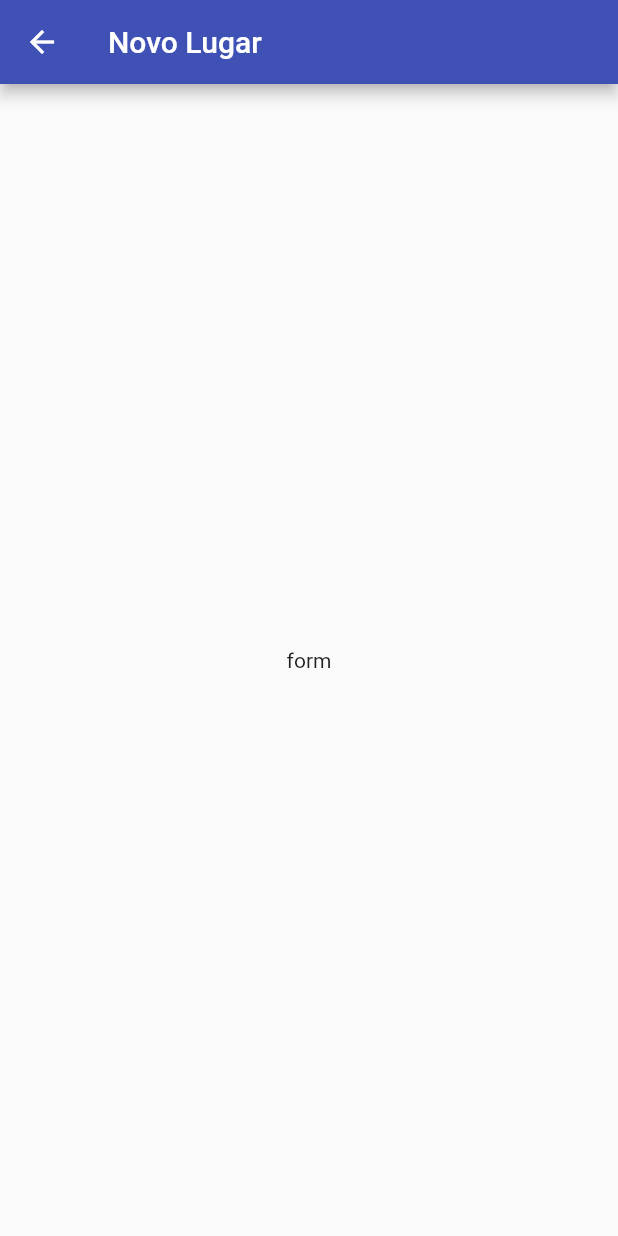
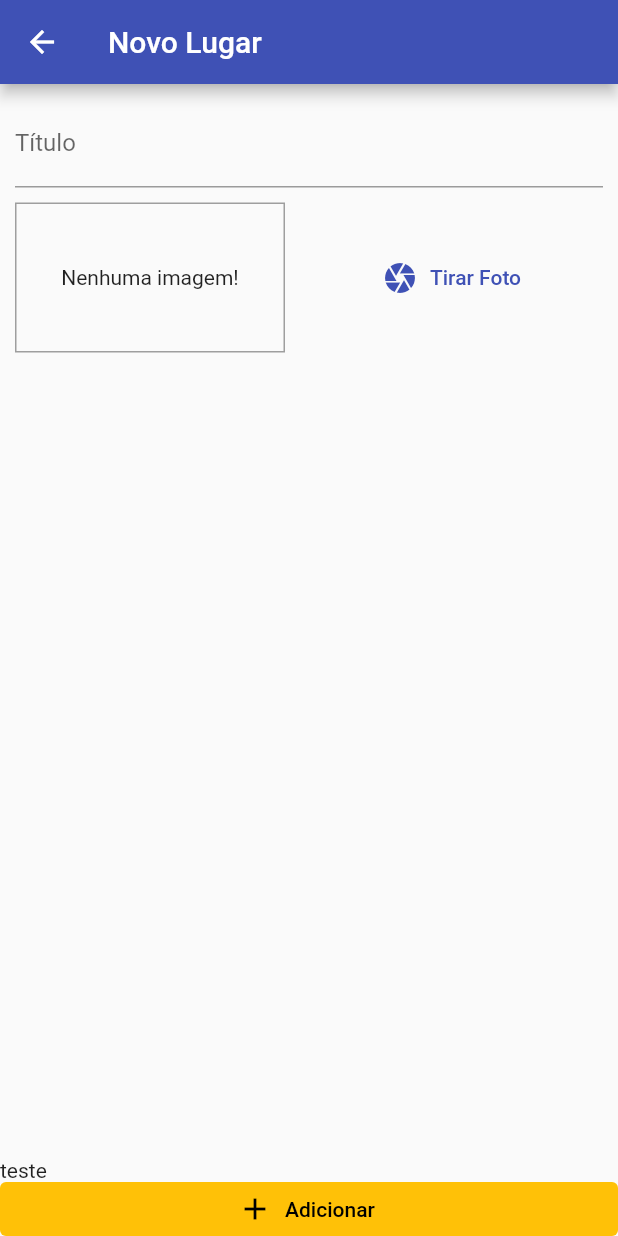
Before and after one commit to ViolaRafael/great_places, a Flutter app: the PLaceFormScreen screen opened by its route, on a phone screen of 412 x 824 dp. Run offline on Flutter 3.47's test engine with Material 2 defaults, Android fonts, the phone set to English and light mode, and no system bars.

Commit message:
Add form files

```diff
--- a/lib/screens/place_form_screen.dart
+++ b/lib/screens/place_form_screen.dart
@@ -1,4 +1,5 @@
 import 'package:flutter/material.dart';
+import 'package:great_places/widgets/image_input.dart';
 
 class PLaceFormScreen extends StatefulWidget {
   const PLaceFormScreen({Key? key}) : super(key: key);
@@ -8,14 +9,52 @@ class PLaceFormScreen extends StatefulWidget {
 }
 
 class _PLaceFormScreenState extends State<PLaceFormScreen> {
+  final _titleController = TextEditingController();
+  void _submitForm() {
+
+  }
+
   @override
   Widget build(BuildContext context) {
     return Scaffold(
       appBar: AppBar(
         title: Text('Novo Lugar'),
       ),
-      body: Center(
-        child: Text('form'),
+      body: Column(
+        crossAxisAlignment: CrossAxisAlignment.stretch,
+        children: [
+          Expanded(
+            child: SingleChildScrollView(
+              child: Padding(
+                padding: const EdgeInsets.all(10),
+                child: Column(
+                  children: [
+                    TextField(
+                      controller: _titleController,
+                      decoration: const InputDecoration(
+                        labelText: 'Título',
+                      ),
+                    ),
+                    const SizedBox(height: 10),
+                    const ImageInput(),
+                  ],
+                ),
+              ),
+            ),
+          ),
+          Text('teste'),
+          ElevatedButton.icon(
+            onPressed: _submitForm,
+            icon: const Icon(Icons.add),
+            label: const Text('Adicionar'),
+            style: ElevatedButton.styleFrom(
+              foregroundColor: Colors.black,
+              backgroundColor: Theme.of(context).colorScheme.secondary,
+              elevation: 0,
+              tapTargetSize: MaterialTapTargetSize.shrinkWrap,
+            ),
+          ),
+        ],
       ),
     );
   }
--- /dev/null
+++ b/lib/widgets/image_input.dart
@@ -0,0 +1,35 @@
+import 'package:flutter/material.dart';
+
+class ImageInput extends StatefulWidget {
+  const ImageInput({Key? key}) : super(key: key);
+
+  @override
+  State<ImageInput> createState() => _ImageInputState();
+}
+
+class _ImageInputState extends State<ImageInput> {
+  @override
+  Widget build(BuildContext context) {
+    return Row(
+      children: [
+        Container(
+          width: 180,
+          height: 100,
+          decoration: BoxDecoration(
+            border: Border.all(width: 1, color: Colors.grey),
+          ),
+          alignment: Alignment.center,
+          child: const Text('Nenhuma imagem!'),
+        ),
+        const SizedBox(width: 10),
+        Expanded(
+          child: TextButton.icon(
+            onPressed: () {},
+            icon: const Icon(Icons.camera),
+            label: const Text('Tirar Foto'),
+          ),
+        ),
+      ],
+    );
+  }
+}
```
